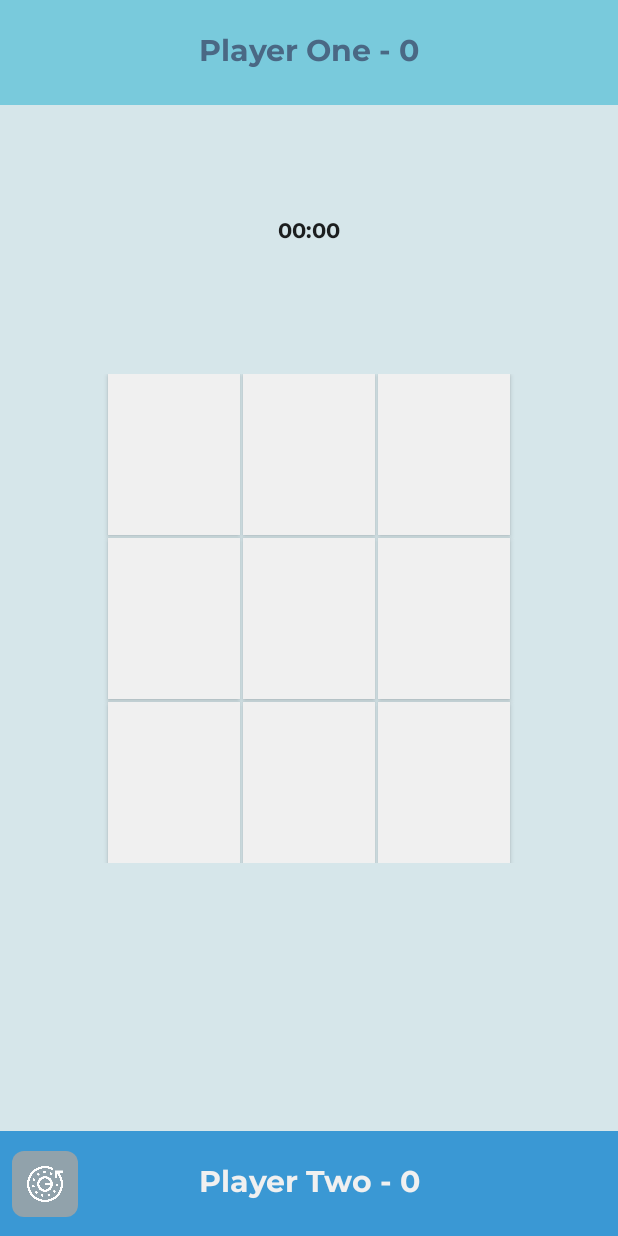
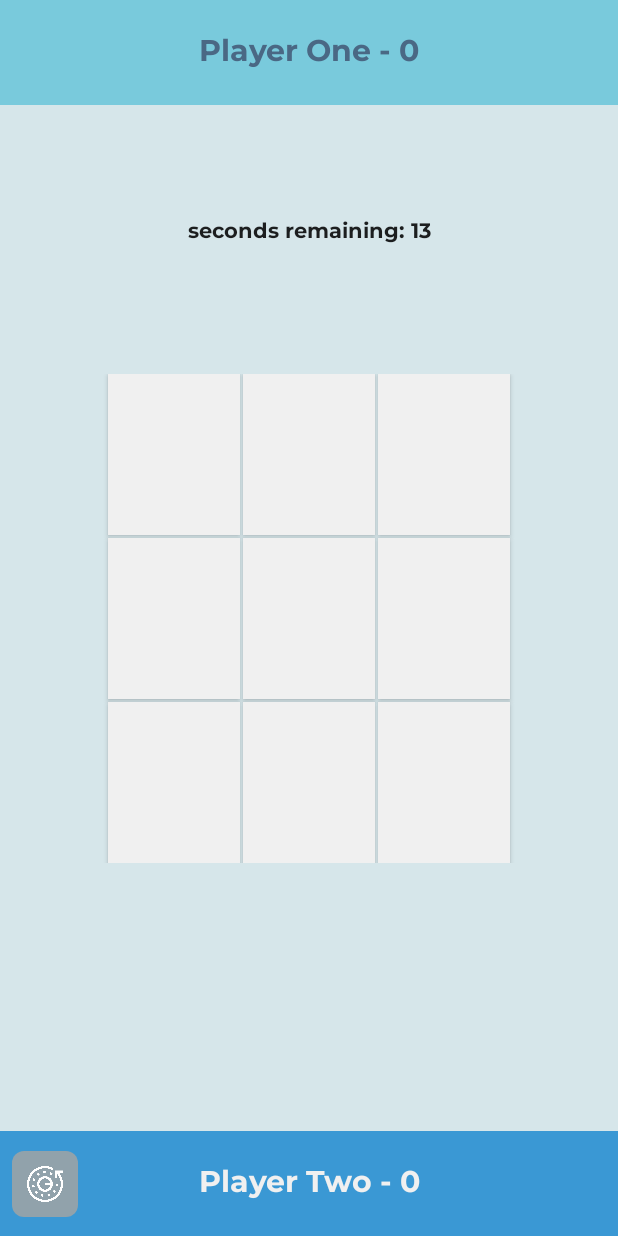
Before and after one commit to Skill-Class/TicTacToeGame, an Android app: the screen it shows after launch (MainActivity), after a tap on an icon or button, on a phone screen of 412 x 824 dp. Run offline under Robolectric (Android 15) with nearby library versions, the light colour scheme and no system bars.

Commit message:
Add 15 second timer for each game
Timeout occurs and board resets after 15 seconds

```diff
--- a/app/src/main/java/com/example/tictactoe/MainActivity.java
+++ b/app/src/main/java/com/example/tictactoe/MainActivity.java
@@ -21,6 +21,7 @@ import androidx.annotation.DrawableRes;
 
 import androidx.appcompat.app.AppCompatActivity;
 import android.widget.Chronometer;
+import android.os.CountDownTimer;
 
 import java.util.Locale;
 import java.util.Timer;
@@ -40,9 +41,11 @@ public class MainActivity extends AppCompatActivity {
   //  private Timer timer;
  //   private int time = 0;
 
+    private CountDownTimer countDownTimer;
 
     private TextView textViewPlayer1;
     private TextView textViewPlayer2;
+    private TextView timerView;
  //   private Chronometer timerr;
     private Animation flip, clear;
 
@@ -57,6 +60,7 @@ public class MainActivity extends AppCompatActivity {
         textViewPlayer2 = findViewById(R.id.textView2);
 
      //   timerr = findViewById(R.id.timerID);
+        timerView = findViewById(R.id.timerID);
 
         for (int i = 0; i < 3; i++) {
             for (int j = 0; j < 3; j++) {
@@ -73,6 +77,20 @@ public class MainActivity extends AppCompatActivity {
         buttonReset.setOnClickListener(v -> resetGame());
 
       //  timerr.start();
+
+        countDownTimer = new CountDownTimer(15000, 1000) {
+
+            public void onTick(long millisUntilFinished) {
+                timerView.setText("seconds remaining: " + millisUntilFinished / 1000);
+            }
+
+            public void onFinish() {
+                showToastMessage("Timeout!",R.drawable.timer);
+                countDownTimer.cancel();
+                resetBoard();
+                countDownTimer.start();
+            }
+        }.start();
     }
 
     private void buttonPressed(View view) {
@@ -116,6 +134,8 @@ public class MainActivity extends AppCompatActivity {
         player2Points = 0;
         updatePointsText();
         resetBoard();
+        countDownTimer.cancel();
+        countDownTimer.start();
 
 
       //  timerr.setBase(SystemClock.elapsedRealtime());
@@ -169,6 +189,8 @@ public class MainActivity extends AppCompatActivity {
         showToastMessage("Player one won", R.drawable.thumbs_up);
         updatePointsText();
         resetBoard();
+        countDownTimer.cancel();
+        countDownTimer.start();
       //  timer.cancel();
       //  timer.purge();
       //  time = 0;
@@ -180,6 +202,8 @@ public class MainActivity extends AppCompatActivity {
         showToastMessage("Player two won", R.drawable.thumbs_up);
         updatePointsText();
         resetBoard();
+        countDownTimer.cancel();
+        countDownTimer.start();
      //   timer.cancel();
      //   timer.purge();
       //  time = 0;
@@ -189,6 +213,8 @@ public class MainActivity extends AppCompatActivity {
     private void draw() {
         showToastMessage("Draw", R.drawable.draw);
         resetBoard();
+        countDownTimer.cancel();
+        countDownTimer.start();
      //   timer.cancel();
      //   timer.purge();
 
--- /dev/null
+++ b/app/src/main/res/drawable-mdpi/timer.xml
@@ -0,0 +1,11 @@
+<vector xmlns:android="http://schemas.android.com/apk/res/android"
+    android:width="24dp"
+    android:height="24dp"
+    android:viewportWidth="24"
+    android:viewportHeight="24"
+    android:tint="#FFFFFF"
+    android:alpha="0.8">
+  <path
+      android:fillColor="#FF000000"
+      android:pathData="M22,5.72l-4.6,-3.86 -1.29,1.53 4.6,3.86L22,5.72zM7.88,3.39L6.6,1.86 2,5.71l1.29,1.53 4.59,-3.85zM12.5,8L11,8v6l4.75,2.85 0.75,-1.23 -4,-2.37L12.5,8zM12,4c-4.97,0 -9,4.03 -9,9s4.02,9 9,9c4.97,0 9,-4.03 9,-9s-4.03,-9 -9,-9zM12,20c-3.87,0 -7,-3.13 -7,-7s3.13,-7 7,-7 7,3.13 7,7 -3.13,7 -7,7z"/>
+</vector>
```
